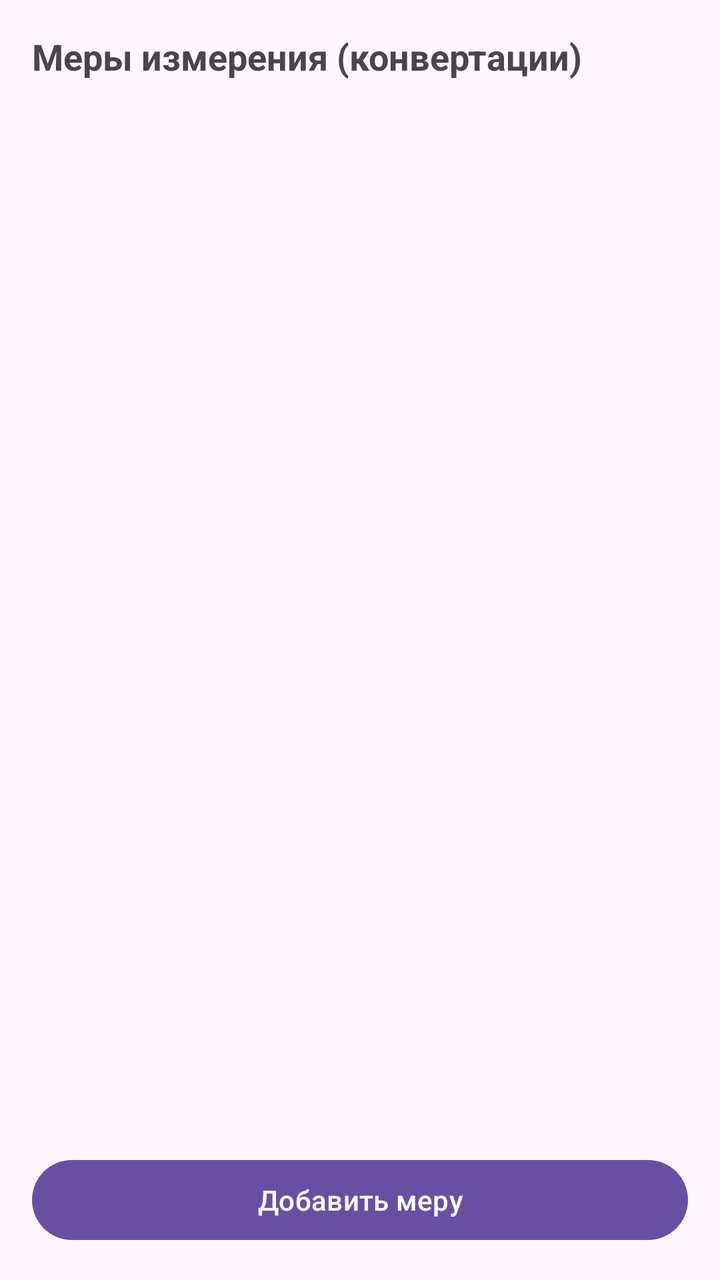
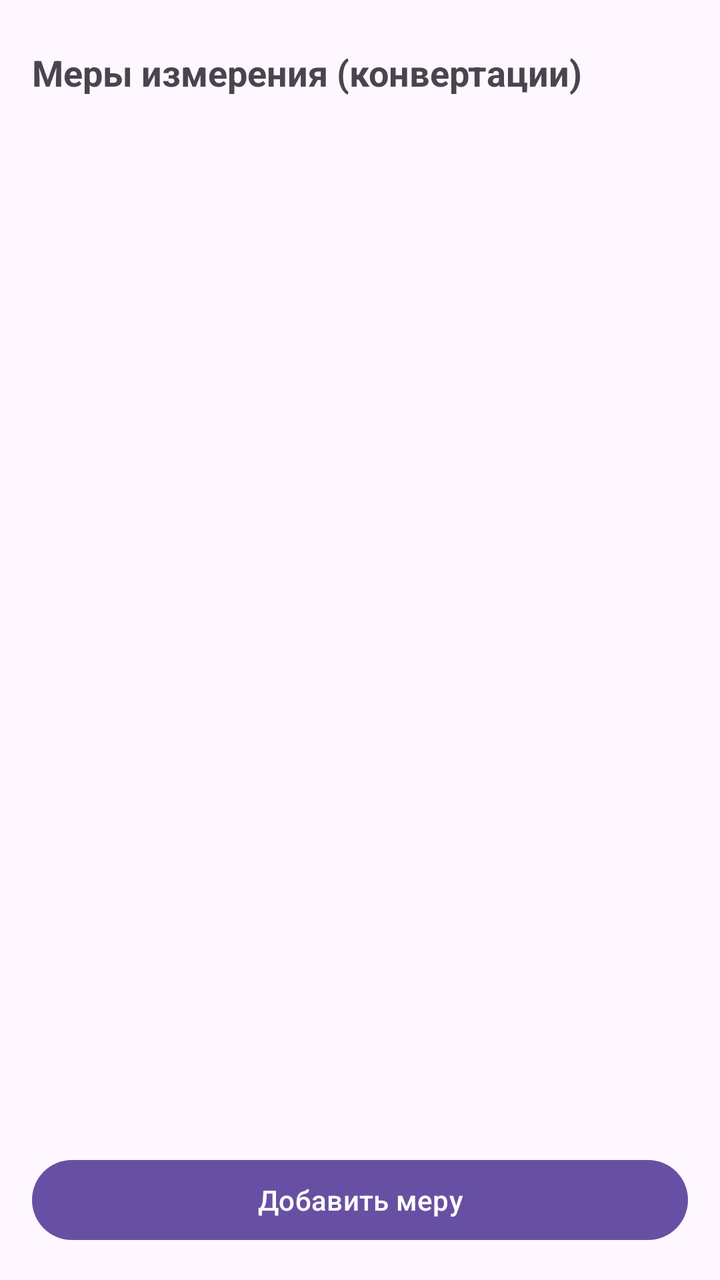

The first picture is an Android layout as it rendered before a commit; the second is the same layout after the commit. The layout source and the unified diff follow.
<!-- AndroidManifest.xml: application theme Theme.CondiCalc -->
<!-- res/layout/fragment_settings.xml -->
<?xml version="1.0" encoding="utf-8"?>
<LinearLayout xmlns:android="http://schemas.android.com/apk/res/android"
    android:layout_width="match_parent"
    android:layout_height="match_parent"
    android:orientation="vertical">

    <TextView
        android:id="@+id/settingsTitle"
        android:layout_width="match_parent"
        android:layout_height="wrap_content"
        android:padding="16dp"
        android:text="@string/settings_conversions"
        android:textSize="18sp"
        android:textStyle="bold" />

    <androidx.recyclerview.widget.RecyclerView
        android:id="@+id/convList"
        android:layout_width="match_parent"
        android:layout_height="0dp"
        android:layout_weight="1" />

    <Button
        android:id="@+id/addConvBtn"
        android:layout_width="match_parent"
        android:layout_height="wrap_content"
        android:layout_margin="16dp"
        android:text="@string/add_conversion" />
</LinearLayout>
<!-- resources referenced by this layout -->
<resources>
  <string name="add_conversion">Добавить меру</string>
  <string name="settings_conversions">Меры измерения (конвертации)</string>
  <style name="Theme.CondiCalc" parent="Theme.Material3.DayNight.NoActionBar" />
</resources>

<!-- the commit's change to res/layout/fragment_settings.xml (unified diff, before → after) -->
@@ -8,7 +8,10 @@
         android:id="@+id/settingsTitle"
         android:layout_width="match_parent"
         android:layout_height="wrap_content"
-        android:padding="16dp"
+        android:paddingStart="16dp"
+        android:paddingEnd="16dp"
+        android:paddingTop="24dp"
+        android:paddingBottom="8dp"
         android:text="@string/settings_conversions"
         android:textSize="18sp"
         android:textStyle="bold" />
